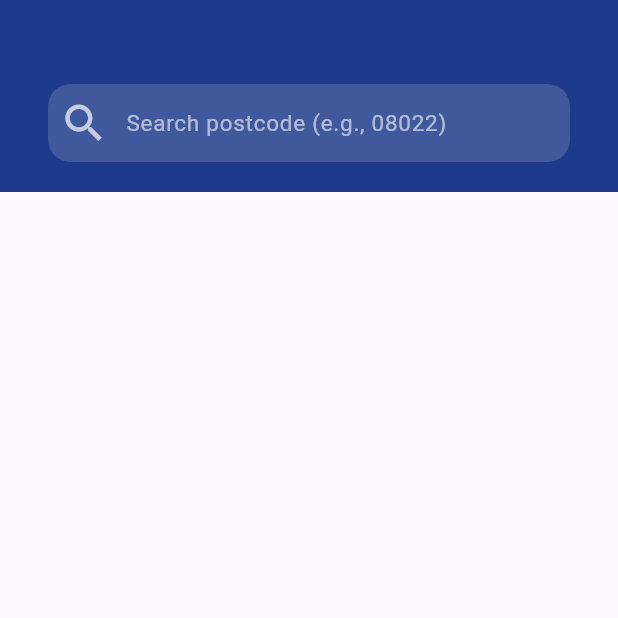
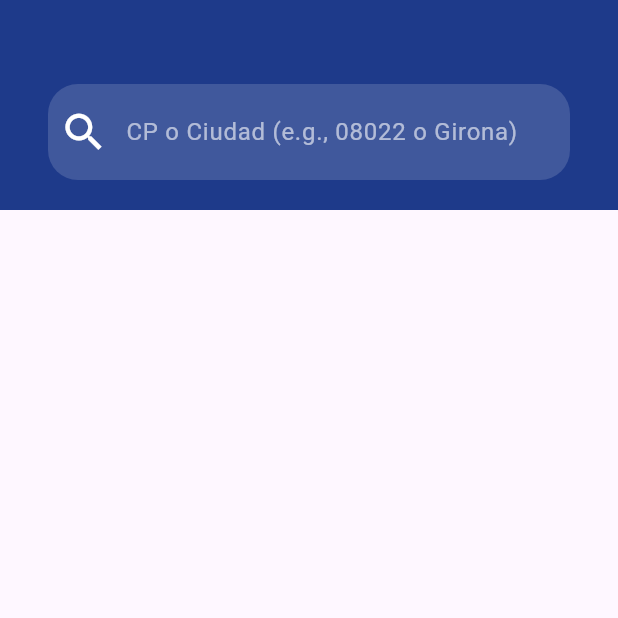
Before and after one commit to carjosdan/postcodes, a Flutter app: the screen it shows after launch, on a phone screen of 412 x 824 dp, the top half of it. Run offline on Flutter 3.47's test engine with Material 3 defaults, Android fonts, the phone set to English and light mode, and no system bars; our stand-ins replace material_symbols_icons.

```diff
--- a/lib/models/data_place.dart
+++ b/lib/models/data_place.dart
@@ -1,3 +1,5 @@
+import 'package:postcodes/widgets/widget_post_codes.dart';
+
 class DataPlace {
   final int id;
   final String name;
--- a/lib/screens/search_result_screen.dart
+++ b/lib/screens/search_result_screen.dart
@@ -4,8 +4,6 @@ import 'package:postcodes/styles/app_styles.dart';
 import 'package:postcodes/widgets/widget_header.dart';
 import 'package:postcodes/widgets/widget_results.dart';
 import 'package:postcodes/widgets/widget_search.dart';
-
-//import 'package:postcodes/widgets/widget_title.dart';
 
 class SearchResultScreen extends StatefulWidget {
   const SearchResultScreen({super.key});
@@ -32,7 +30,6 @@ class _SearchResultScreenState extends State<SearchResultScreen> {
               setState(() {});
             },
           ),
-          //WidgetTitle(data: data),
           WidgetResults.name(data: data),
         ],
       ),
--- a/lib/styles/app_styles.dart
+++ b/lib/styles/app_styles.dart
@@ -2,31 +2,51 @@ import 'package:flutter/material.dart';
 
 class AppStyles {
   //colores
-  static final Color dark = Colors.black45;
+  static final Color dark = Colors.black;
+  static final Color onPrimary = Colors.white;
   static final Color primary = Color(0xFF1E3A8A);
-  static final Color onPrimary = Colors.white;
-  static final Color blueGrey = Colors.blueGrey;
+  static final Color primaryAlpha = Color(0xFF1E3A8A).withValues(alpha: 0.8);
+  static final Color grey = Color.fromARGB(255, 235, 236, 237);
+  static final Color whiteRGB = Color.fromARGB(255, 235, 236, 237);
+  static final Color whiteAlpha06 = Colors.white.withValues(alpha: 0.6);
+  static final Color whiteAlpha015 = Colors.white.withValues(alpha: 0.15);
 
   // Configuración de textos
   static final TextStyle bigTitle = TextStyle(
     fontSize: 26,
     fontWeight: FontWeight.bold,
+    color: dark,
   );
   static final TextStyle textSize19 = TextStyle(fontSize: 19);
   static final TextStyle sectTitle = TextStyle(
     fontSize: 19,
     fontWeight: FontWeight.bold,
+    color: dark,
   );
   // Regular
-  static final TextStyle textSize15 = TextStyle(fontSize: 15);
+  static final TextStyle textSize16 = TextStyle(fontSize: 16);
+  static final TextStyle textMediumWhiteAlpha = TextStyle(
+    fontSize: 16,
+    color: whiteAlpha06,
+  );
+  static final TextStyle textMediumWhite = TextStyle(
+    fontSize: 16,
+    color: Colors.white,
+  );
   static final TextStyle textMediumBold = TextStyle(
-    fontSize: 15,
+    fontSize: 16,
     fontWeight: FontWeight.bold,
+    color: Colors.black87,
+  );
+  static final TextStyle textMediumBoldBlue = TextStyle(
+    fontSize: 16,
+    fontWeight: FontWeight.bold,
+    color: primaryAlpha,
   );
   // Medio
-  static final TextStyle textSize13 = TextStyle(fontSize: 13);
+  static final TextStyle textSize14 = TextStyle(fontSize: 14);
   static final TextStyle textSmallBold = TextStyle(
-    fontSize: 13,
+    fontSize: 14,
     fontWeight: FontWeight.bold,
   );
   // Pequeño
@@ -57,4 +77,54 @@ class AppStyles {
 
   // area de texto
   static final EdgeInsets edgeInsets16 = EdgeInsets.all(16);
+  static final EdgeInsets edgeInsetsSymetric124 = EdgeInsets.symmetric(
+    horizontal: 12,
+    vertical: 4,
+  );
+  static final EdgeInsets edgeInsetsSymetric1420 = EdgeInsets.symmetric(
+    horizontal: 14,
+    vertical: 20,
+  );
+
+  static final EdgeInsets edgeInsetsOnlytopbottom16 = EdgeInsets.only(
+    top: 16,
+    bottom: 16,
+  );
+  static final EdgeInsets edgeInsetsOnlyLeftRightbottom1620 = EdgeInsets.only(
+    left: 16,
+    right: 16,
+    bottom: 20,
+  );
+
+  static final SizedBox sizedBoxHeight8 = SizedBox(height: 8);
+  static final SizedBox sizedBoxHeight16 = SizedBox(height: 16);
+  static final SizedBox sizedBoxHeight26 = SizedBox(height: 26);
+  static final SizedBox sizedBoxHeight32 = SizedBox(height: 32);
+  static final SizedBox sizedBoxWidth16 = SizedBox(width: 16);
+
+  static final Divider dividerGrey = Divider(
+    color: Colors.blueGrey.shade200, // Color de la línea
+    thickness: 0.7, // Grosor de la línea
+  );
+
+  static final Divider dividerBlack = Divider(
+    color: Colors.black, // Color de la línea
+    thickness: 1.5, // Grosor de la línea
+  );
+
+  static final BoxDecoration boxDecorationRoundedWhiteAlpha015 = BoxDecoration(
+    color: whiteAlpha015,
+    borderRadius: BorderRadius.circular(20),
+  );
+  static final BoxDecoration boxDecorationPrimary = BoxDecoration(
+    color: AppStyles.primary,
+  );
+  static final BoxDecoration boxDecorationGrey = BoxDecoration(
+    color: AppStyles.grey,
+    borderRadius: BorderRadius.circular(8),
+  );
+
+  static Icon styleIconCard(IconData icon) {
+    return Icon(icon, color: Colors.black, size: 40);
+  }
 }
--- a/lib/widgets/widget_header.dart
+++ b/lib/widgets/widget_header.dart
@@ -9,7 +9,6 @@ class WidgetHeader extends StatelessWidget {
     return AppBar(
       backgroundColor: AppStyles.primary,
       foregroundColor: AppStyles.onPrimary,
-      //title: Text('POSTCODES'),
       actions: [
         // Espacio para posibles Iconos de la cabecera
       ],
--- a/lib/widgets/widget_search.dart
+++ b/lib/widgets/widget_search.dart
@@ -1,10 +1,7 @@
-import 'dart:convert';
-
 import 'package:flutter/material.dart';
 import 'package:postcodes/models/data_place.dart';
+import 'package:postcodes/styles/app_styles.dart';
 import 'package:postcodes/provider/search_provider.dart';
-
-//import 'package:postcodes/styles/app_styles.dart';
 
 class WidgetSearch extends StatefulWidget {
   const WidgetSearch({super.key, required this.onSearchResult});
@@ -29,62 +26,37 @@ class _WidgetSearchState extends State<WidgetSearch> {
   @override
   Widget build(BuildContext context) {
     return Container(
-      padding: const EdgeInsets.only(
-        //top: 50.0,
-        left: 16.0,
-        right: 16.0,
-        bottom: 20.0,
-      ),
-      decoration: const BoxDecoration(
-        color: Color(0xFF1E3A8A), // Color azul oscuro de fondo
-        //borderRadius: BorderRadius.only(
-        //  bottomLeft: Radius.circular(24.0),
-        //  bottomRight: Radius.circular(24.0),
-        //),
+      padding: AppStyles.edgeInsetsOnlyLeftRightbottom1620,
+      decoration: BoxDecoration(
+        color: AppStyles.primary, // Color azul oscuro de fondo
       ),
       child: Row(
         children: [
-          const SizedBox(width: 16.0),
+          AppStyles.sizedBoxWidth16,
           Expanded(
             child: Container(
-              decoration: BoxDecoration(
-                color: Colors.white.withValues(
-                  alpha: 0.15,
-                ), // Fondo semi-transparente
-                borderRadius: BorderRadius.circular(15.0),
-              ),
+              decoration: AppStyles.boxDecorationRoundedWhiteAlpha015,
               child: TextField(
-                style: const TextStyle(color: Colors.white, fontSize: 16),
-                cursorColor: Colors.white,
+                style: AppStyles.textMediumWhite,
+                cursorColor: AppStyles.onPrimary,
                 decoration: InputDecoration(
-                  hintText: 'Search postcode (e.g., 08022)',
-                  hintStyle: TextStyle(
-                    color: Colors.white.withValues(alpha: 0.6),
-                    fontSize: 15,
-                  ),
-                  prefixIcon: const Icon(
+                  hintText: 'CP o Ciudad (e.g., 08022 o Girona)',
+                  hintStyle: AppStyles.textMediumWhiteAlpha,
+                  prefixIcon: Icon(
                     Icons.search,
-                    color: Colors.white70,
+                    color: AppStyles.onPrimary,
                     size: 33,
                   ),
                   border: InputBorder.none,
-                  contentPadding: const EdgeInsets.symmetric(
-                    vertical: 14.0,
-                    horizontal: 20.0,
-                  ),
+                  contentPadding: AppStyles.edgeInsetsSymetric1420,
                 ),
                 onChanged: (value) async {
-                  final result = await searchProvider.searchPlace(value);
-                  debugPrint(
-                    jsonEncode(result.map((place) => place.toJson()).toList()),
-                  );
-                  widget.onSearchResult(result);
-                  // Lógica de búsqueda aquí
+                  searchProvider.trimTheValue(value, widget);
                 },
               ),
             ),
           ),
-          const SizedBox(width: 16.0),
+          AppStyles.sizedBoxWidth16,
         ],
       ),
     );
--- a/pubspec.yaml
+++ b/pubspec.yaml
@@ -10,6 +10,8 @@ dependencies:
   flutter:
     sdk: flutter
   http: ^1.6.0
+  material_symbols_icons: ^4.2815.1
+
 
 dev_dependencies:
   flutter_test:
@@ -19,3 +21,5 @@ dev_dependencies:
 
 flutter:
   uses-material-design: true
+  assets:
+    - assets/images/
```
Also changed, not shown: lib/provider/search_provider.dart (+14 -0 lines), lib/widgets/widget_balloons.dart (added, +41 -0 lines), lib/widgets/widget_card.dart (+27 -55 lines), lib/widgets/widget_post_codes.dart (+6 -20 lines), lib/widgets/widget_principal.dart (added, +38 -0 lines), lib/widgets/widget_results.dart (+4 -26 lines), lib/widgets/widget_show_texts.dart (deleted, +0 -64 lines), lib/widgets/widget_title.dart (+15 -19 lines), pubspec.lock. Lines whose indentation alone changed are shown as unchanged.
